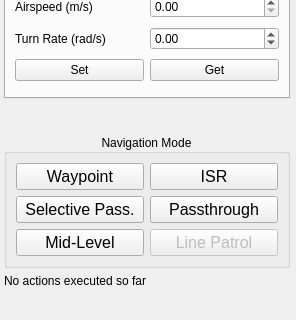
First picture: the form in src/ui/SlugsControl.ui, repository dagoodma/qgroundcontrol, before the edit; both pictures show x 0 to 296 and y 174 to 494 of the 296 by 494 pixel window.
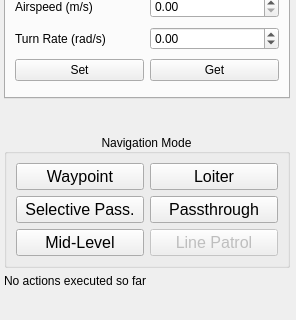
Second picture: the form after the edit.

Commit message: Changed ISR to loiter at current position.

Patch:
```diff
--- a/src/ui/SlugsControl.ui
+++ b/src/ui/SlugsControl.ui
@@ -406,7 +406,7 @@
            <string>Circles an ISR point.</string>
           </property>
           <property name="text">
-           <string>ISR</string>
+           <string>Loiter</string>
           </property>
          </widget>
         </item>
```
Left out of the diff: 4 changed lines with no effect on the pictures. The commit also changes 4 other files.
